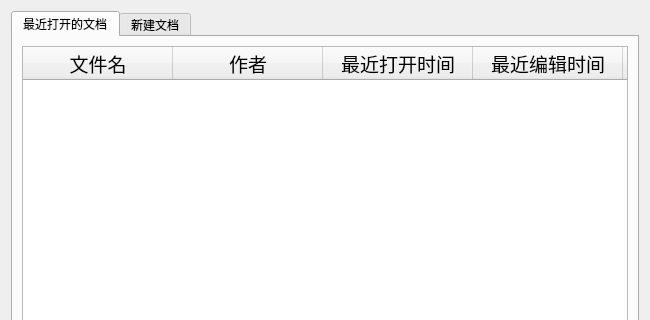
Old version of the form ofdEditor/start/ui/RecentFiles.ui in the repository mcoder2014/ofdEditor; both pictures show x 0 to 650 and y 0 to 320 of the 650 by 521 pixel window.
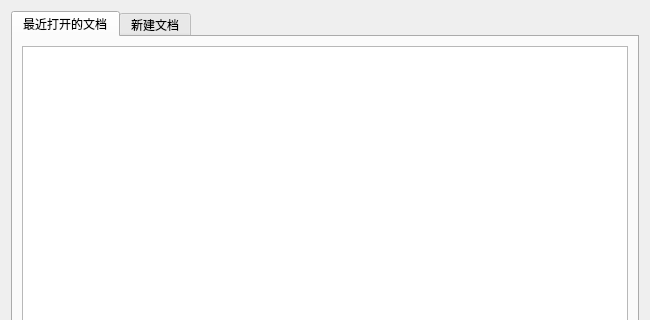
New version of the form.

Patch:
```diff
--- a/ofdEditor/start/ui/RecentFiles.ui
+++ b/ofdEditor/start/ui/RecentFiles.ui
@@ -74,7 +74,7 @@
           <bool>false</bool>
          </property>
          <attribute name="horizontalHeaderVisible">
-          <bool>true</bool>
+          <bool>false</bool>
          </attribute>
          <attribute name="horizontalHeaderCascadingSectionResizes">
           <bool>true</bool>
```
